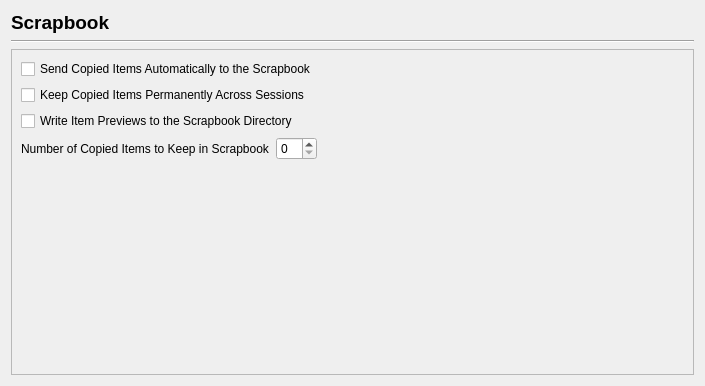
Old version of the form scribus/ui/prefs_scrapbookbase.ui in the repository scribusproject/scribus.
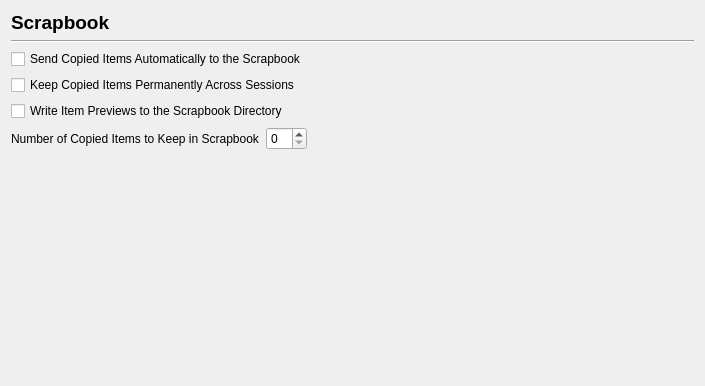
New version of the form.

Commit message: #16367: Remove frame border from hidden scrollareas in main Preferences dialog <bubu>

```diff
--- a/scribus/ui/prefs_scrapbookbase.ui
+++ b/scribus/ui/prefs_scrapbookbase.ui
@@ -37,6 +37,12 @@
    </item>
    <item>
     <widget class="QScrollArea" name="scrollArea">
+     <property name="frameShape">
+      <enum>QFrame::NoFrame</enum>
+     </property>
+     <property name="frameShadow">
+      <enum>QFrame::Plain</enum>
+     </property>
      <property name="widgetResizable">
       <bool>true</bool>
      </property>
@@ -50,6 +56,18 @@
        </rect>
       </property>
       <layout class="QVBoxLayout" name="verticalLayout_2">
+       <property name="leftMargin">
+        <number>0</number>
+       </property>
+       <property name="topMargin">
+        <number>0</number>
+       </property>
+       <property name="rightMargin">
+        <number>0</number>
+       </property>
+       <property name="bottomMargin">
+        <number>0</number>
+       </property>
        <item>
         <widget class="QCheckBox" name="autoSendCopiedToScrapCheckBox">
          <property name="text">
```
The commit also changes 7 other files.
